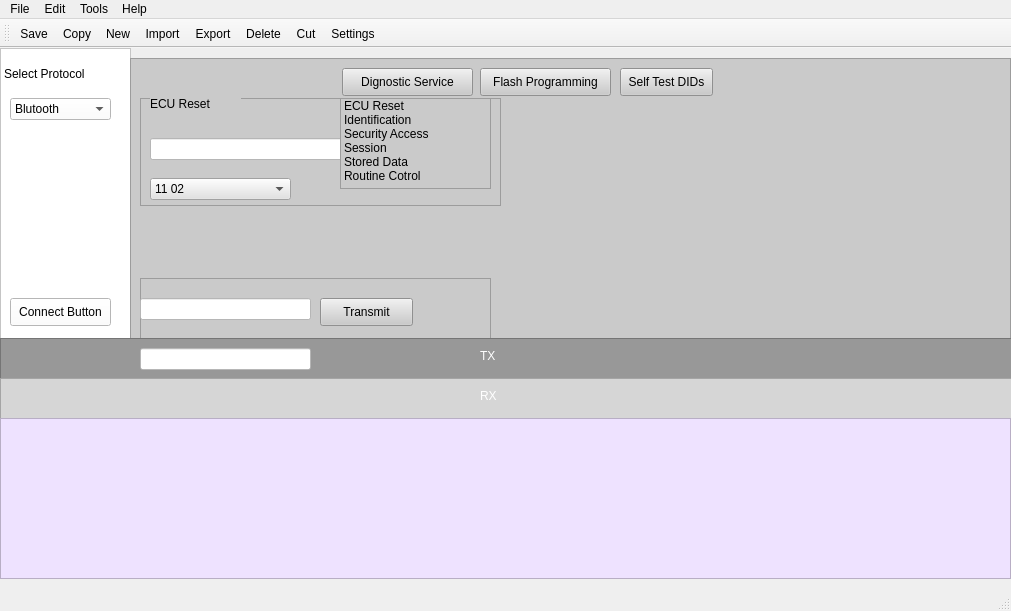
The window that Heading.ui (Ambarish8969/PyQt5_Designs) describes before a commit, drawn with Qt 5.
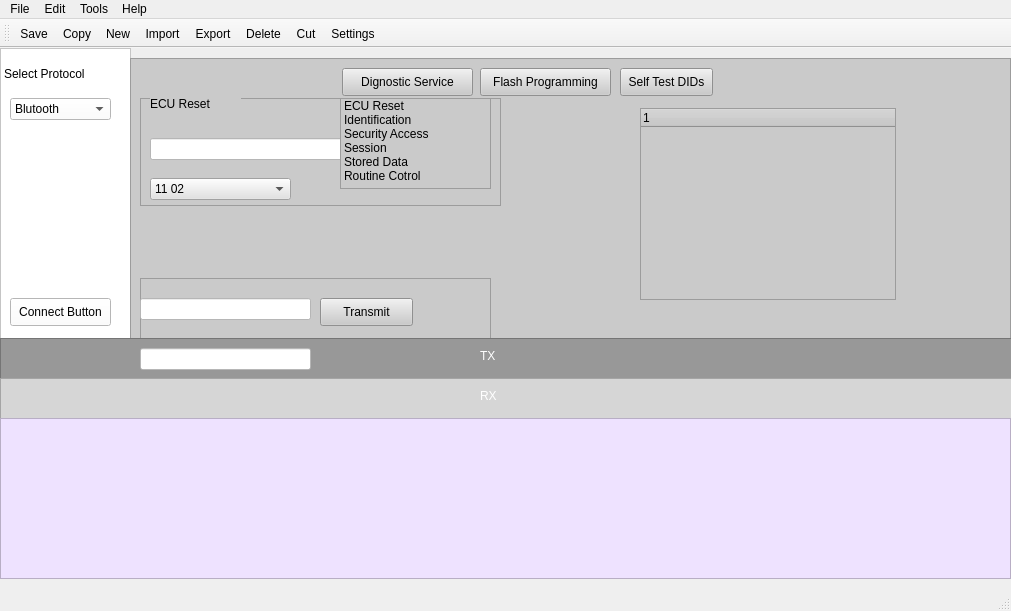
The same window after the commit. Icons and pictures are not drawn.

Diff of the .ui file:
```diff
--- a/Heading.ui
+++ b/Heading.ui
@@ -313,6 +313,21 @@
       </property>
      </widget>
     </widget>
+    <widget class="QTreeWidget" name="treeWidget">
+     <property name="geometry">
+      <rect>
+       <x>510</x>
+       <y>50</y>
+       <width>256</width>
+       <height>192</height>
+      </rect>
+     </property>
+     <column>
+      <property name="text">
+       <string notr="true">1</string>
+      </property>
+     </column>
+    </widget>
    </widget>
    <widget class="QFrame" name="frame_3">
     <property name="geometry">
```
